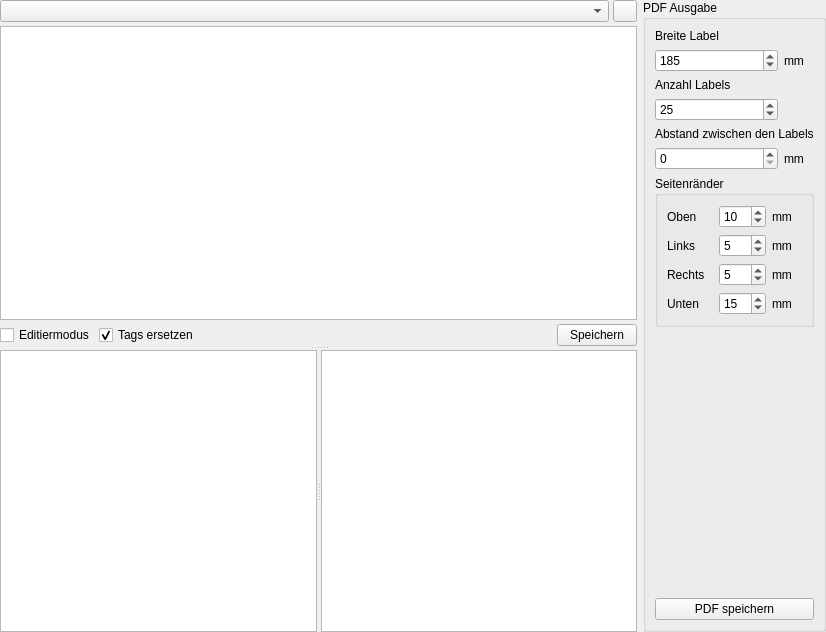
Above: kleiner-brauhelfer/tabetikette.ui from kleiner-brauhelfer/kleiner-brauhelfer-2 before the change. Below: the same form after it.
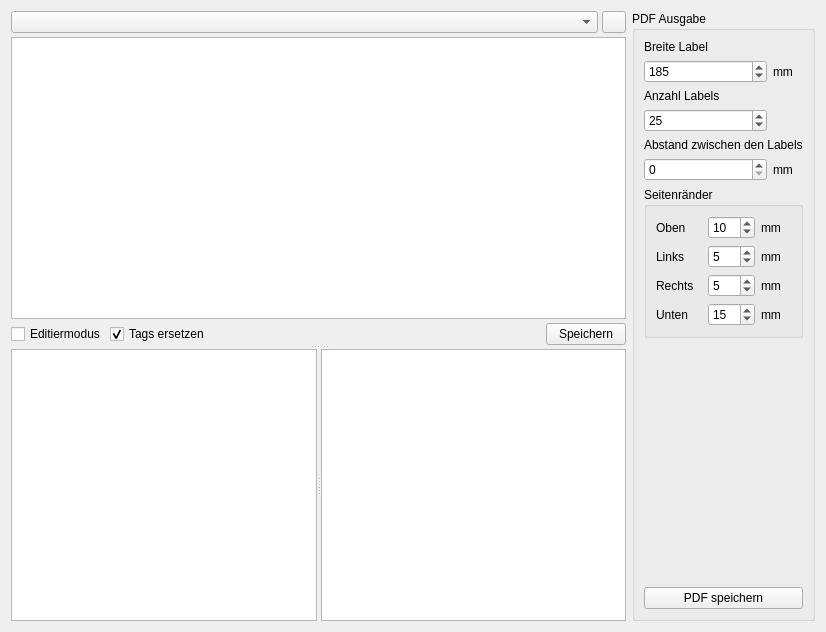
That is the form after the change. Icons and pictures are not drawn. Custom widgets are drawn as their Qt base class.

Diff of the .ui file:
```diff
--- a/kleiner-brauhelfer/tabetikette.ui
+++ b/kleiner-brauhelfer/tabetikette.ui
@@ -14,18 +14,6 @@
    <string>Form</string>
   </property>
   <layout class="QHBoxLayout" name="horizontalLayout_3">
-   <property name="leftMargin">
-    <number>0</number>
-   </property>
-   <property name="topMargin">
-    <number>0</number>
-   </property>
-   <property name="rightMargin">
-    <number>0</number>
-   </property>
-   <property name="bottomMargin">
-    <number>0</number>
-   </property>
    <item>
     <layout class="QVBoxLayout" name="verticalLayout_23">
      <property name="spacing">
```
